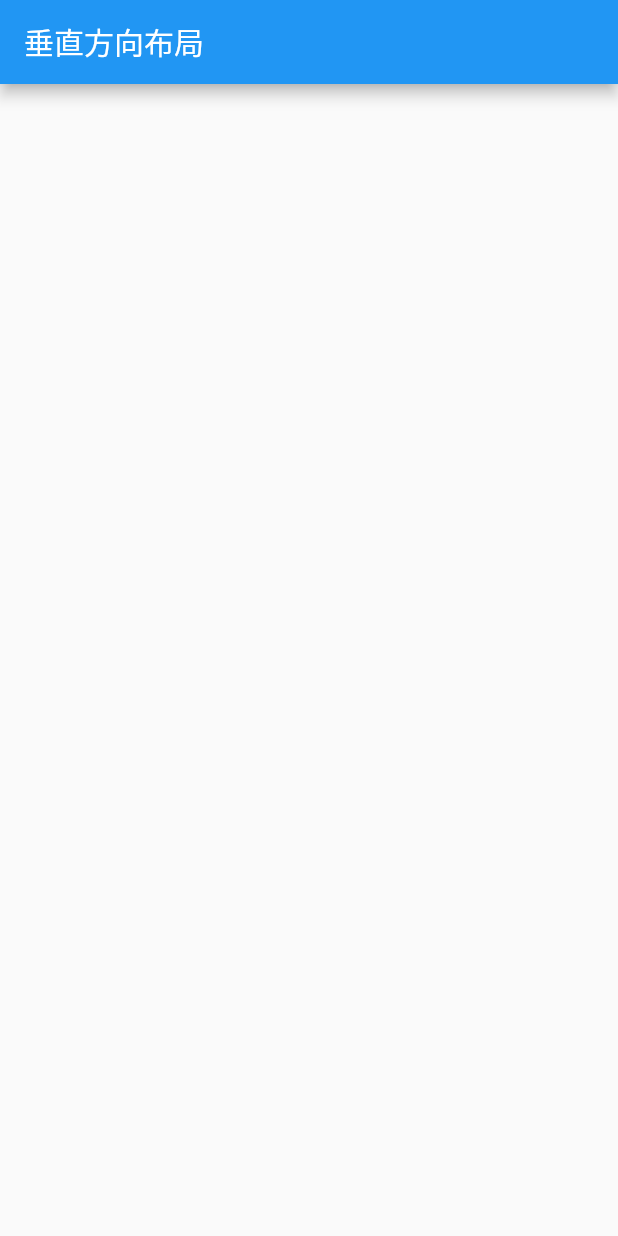
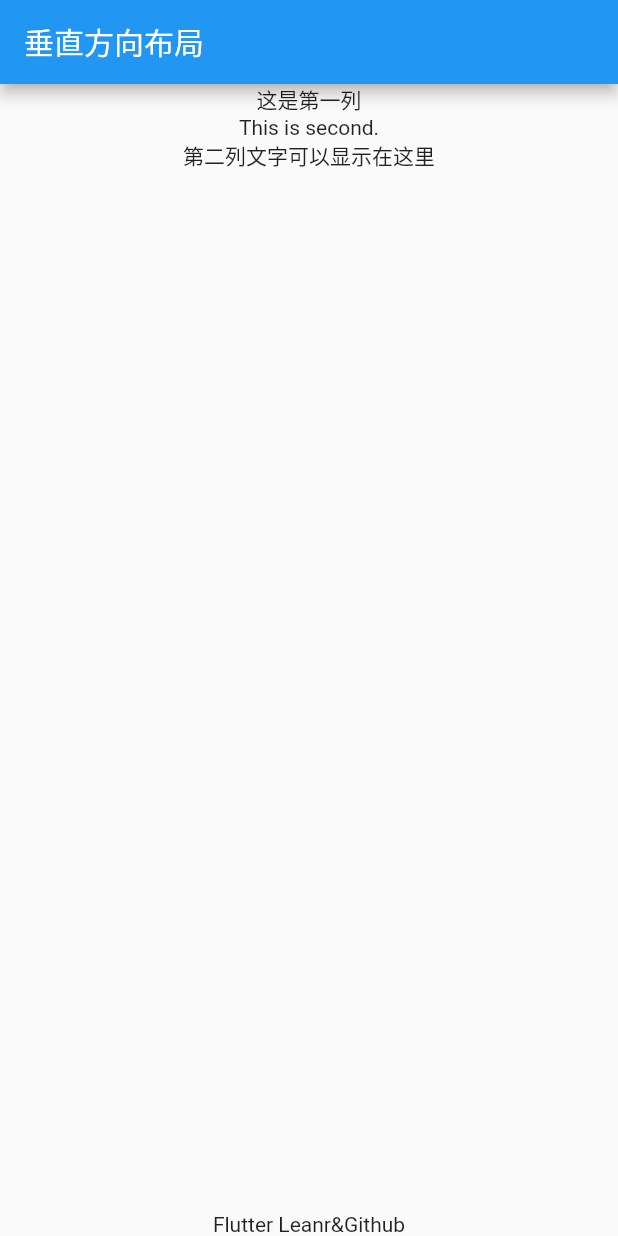
Before and after one commit to hGhostD/flutterLearn, a Flutter app: the screen it shows after launch, on a phone screen of 412 x 824 dp. Run offline on Flutter 3.47's test engine with Material 2 defaults, Android fonts, the phone set to English and light mode, and no system bars.

```diff
--- a/flutter_learn/lib/main.dart
+++ b/flutter_learn/lib/main.dart
@@ -11,9 +11,16 @@ class MyApp extends StatelessWidget {
         appBar: new AppBar(
           title: new Text('垂直方向布局'),
         ),
-        body: new Column(
-
-        )
+        body: Center(child: new Column(
+          crossAxisAlignment: CrossAxisAlignment.center,
+          mainAxisAlignment: MainAxisAlignment.center,
+          children: <Widget>[
+            Text('这是第一列'),
+            Text('This is second.'),
+            Expanded(child: Text('第二列文字可以显示在这里'),),
+            Text('Flutter Leanr&Github'),
+          ],
+        ),)
       ),
     );
   }
```
